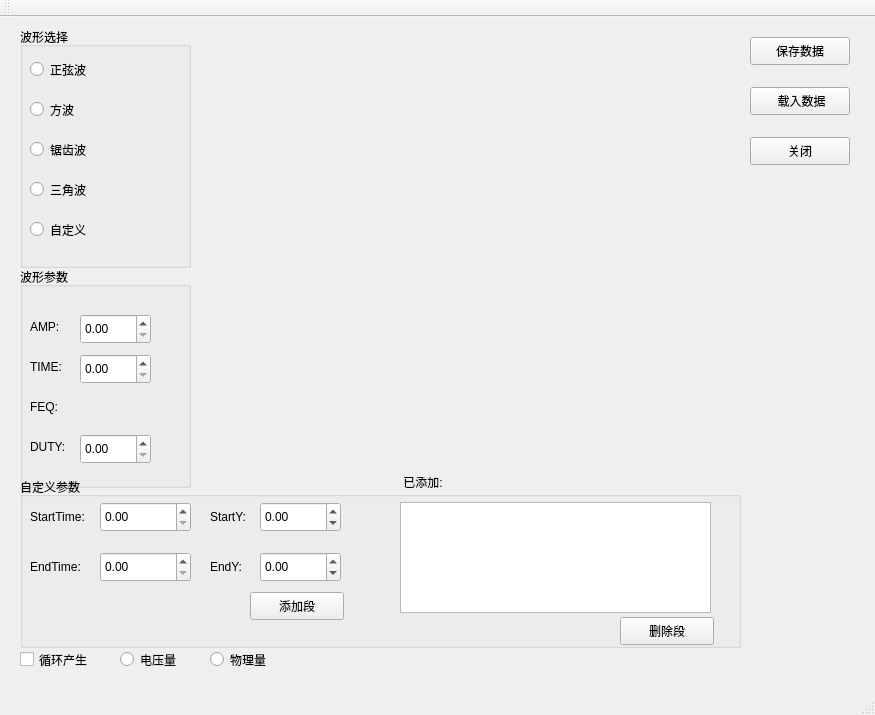
Qt form mwgenwdata.ui (CarnationTL/GenWData) before a commit.
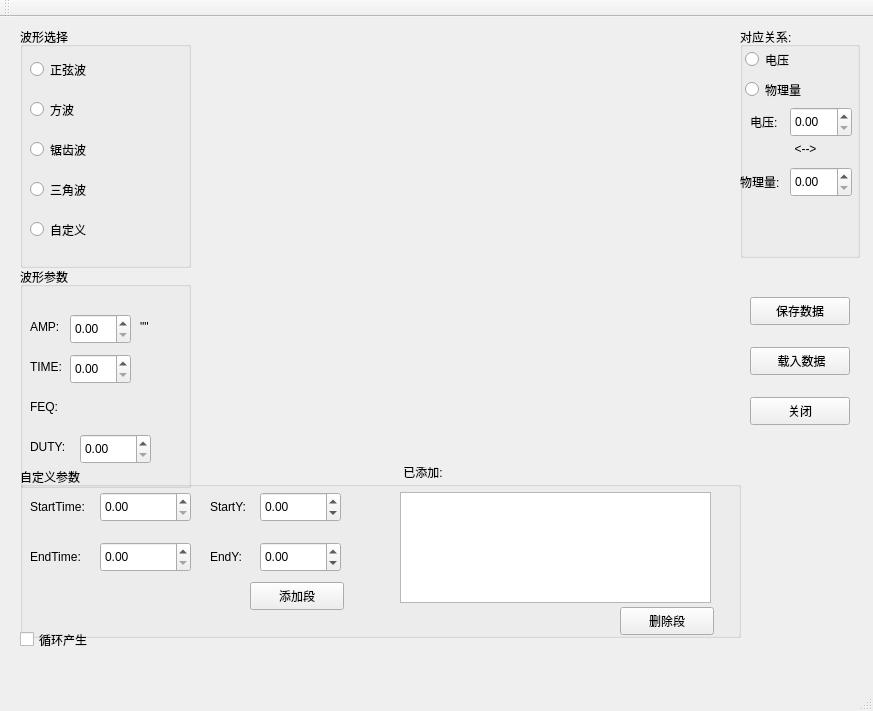
The same form after that commit. Custom widgets are drawn as their Qt base class.

Patch:
```diff
--- a/mwgenwdata.ui
+++ b/mwgenwdata.ui
@@ -6,8 +6,8 @@
    <rect>
     <x>0</x>
     <y>0</y>
-    <width>875</width>
-    <height>715</height>
+    <width>873</width>
+    <height>711</height>
    </rect>
   </property>
   <property name="windowTitle">
@@ -142,9 +142,9 @@
     <widget class="QDoubleSpinBox" name="sbAMP">
      <property name="geometry">
       <rect>
-       <x>60</x>
+       <x>50</x>
        <y>47</y>
-       <width>71</width>
+       <width>61</width>
        <height>30</height>
       </rect>
      </property>
@@ -207,9 +207,9 @@
     <widget class="QDoubleSpinBox" name="sbTIME">
      <property name="geometry">
       <rect>
-       <x>60</x>
+       <x>50</x>
        <y>87</y>
-       <width>71</width>
+       <width>61</width>
        <height>30</height>
       </rect>
      </property>
@@ -217,12 +217,25 @@
       <double>65536.000000000000000</double>
      </property>
     </widget>
+    <widget class="QLabel" name="lbamp_end">
+     <property name="geometry">
+      <rect>
+       <x>120</x>
+       <y>50</y>
+       <width>41</width>
+       <height>20</height>
+      </rect>
+     </property>
+     <property name="text">
+      <string>&quot;&quot;</string>
+     </property>
+    </widget>
    </widget>
    <widget class="QPushButton" name="btnGenWData">
     <property name="geometry">
      <rect>
       <x>750</x>
-      <y>20</y>
+      <y>280</y>
       <width>100</width>
       <height>28</height>
      </rect>
@@ -235,7 +248,7 @@
     <property name="geometry">
      <rect>
       <x>750</x>
-      <y>120</y>
+      <y>380</y>
       <width>100</width>
       <height>28</height>
      </rect>
@@ -248,7 +261,7 @@
     <property name="geometry">
      <rect>
       <x>750</x>
-      <y>70</y>
+      <y>330</y>
       <width>100</width>
       <height>28</height>
      </rect>
@@ -261,7 +274,7 @@
     <property name="geometry">
      <rect>
       <x>20</x>
-      <y>460</y>
+      <y>450</y>
       <width>721</width>
       <height>171</height>
      </rect>
@@ -433,7 +446,7 @@
     <property name="geometry">
      <rect>
       <x>20</x>
-      <y>630</y>
+      <y>610</y>
       <width>97</width>
       <height>25</height>
      </rect>
@@ -445,28 +458,93 @@
      <string>循环产生</string>
     </property>
    </widget>
-   <widget class="QRadioButton" name="rbv">
+   <widget class="QDoubleSpinBox" name="spVoltage">
     <property name="geometry">
      <rect>
-      <x>120</x>
-      <y>630</y>
-      <width>113</width>
+      <x>790</x>
+      <y>90</y>
+      <width>62</width>
+      <height>30</height>
+     </rect>
+    </property>
+   </widget>
+   <widget class="QLabel" name="lbvoltage">
+    <property name="geometry">
+     <rect>
+      <x>750</x>
+      <y>95</y>
+      <width>41</width>
+      <height>20</height>
+     </rect>
+    </property>
+    <property name="text">
+     <string>电压:</string>
+    </property>
+   </widget>
+   <widget class="QLabel" name="lbcon">
+    <property name="geometry">
+     <rect>
+      <x>790</x>
+      <y>125</y>
+      <width>31</width>
+      <height>20</height>
+     </rect>
+    </property>
+    <property name="text">
+     <string> &lt;--&gt;</string>
+    </property>
+    <property name="alignment">
+     <set>Qt::AlignHCenter|Qt::AlignTop</set>
+    </property>
+    <property name="wordWrap">
+     <bool>true</bool>
+    </property>
+   </widget>
+   <widget class="QLabel" name="lbphy">
+    <property name="geometry">
+     <rect>
+      <x>740</x>
+      <y>155</y>
+      <width>51</width>
+      <height>20</height>
+     </rect>
+    </property>
+    <property name="text">
+     <string>物理量:</string>
+    </property>
+   </widget>
+   <widget class="QDoubleSpinBox" name="spphysic">
+    <property name="geometry">
+     <rect>
+      <x>790</x>
+      <y>150</y>
+      <width>62</width>
+      <height>30</height>
+     </rect>
+    </property>
+   </widget>
+   <widget class="QRadioButton" name="rbvoltage">
+    <property name="geometry">
+     <rect>
+      <x>745</x>
+      <y>30</y>
+      <width>71</width>
       <height>25</height>
      </rect>
     </property>
     <property name="text">
-     <string>电压量</string>
+     <string>电压</string>
     </property>
     <attribute name="buttonGroup">
-     <string notr="true">buttonGroup</string>
+     <string notr="true">buttonGroup_2</string>
     </attribute>
    </widget>
-   <widget class="QRadioButton" name="rbp">
+   <widget class="QRadioButton" name="rbphy">
     <property name="geometry">
      <rect>
-      <x>210</x>
-      <y>630</y>
-      <width>113</width>
+      <x>745</x>
+      <y>60</y>
+      <width>81</width>
       <height>25</height>
      </rect>
     </property>
@@ -474,9 +552,23 @@
      <string>物理量</string>
     </property>
     <attribute name="buttonGroup">
-     <string notr="true">buttonGroup</string>
+     <string notr="true">buttonGroup_2</string>
     </attribute>
    </widget>
+   <widget class="QGroupBox" name="groupBox_2">
+    <property name="geometry">
+     <rect>
+      <x>740</x>
+      <y>10</y>
+      <width>120</width>
+      <height>231</height>
+     </rect>
+    </property>
+    <property name="title">
+     <string>对应关系:</string>
+    </property>
+   </widget>
+   <zorder>groupBox_2</zorder>
    <zorder>gbPara</zorder>
    <zorder>gbWave</zorder>
    <zorder>qwtPlot</zorder>
@@ -485,15 +577,20 @@
    <zorder>btnLoad</zorder>
    <zorder>groupBox</zorder>
    <zorder>ckbloop</zorder>
-   <zorder>rbv</zorder>
-   <zorder>rbp</zorder>
+   <zorder>spVoltage</zorder>
+   <zorder>lbvoltage</zorder>
+   <zorder>lbcon</zorder>
+   <zorder>lbphy</zorder>
+   <zorder>spphysic</zorder>
+   <zorder>rbvoltage</zorder>
+   <zorder>rbphy</zorder>
   </widget>
   <widget class="QMenuBar" name="menuBar">
    <property name="geometry">
     <rect>
      <x>0</x>
      <y>0</y>
-     <width>875</width>
+     <width>873</width>
      <height>28</height>
     </rect>
    </property>
```
Left out of the diff: 2 changed lines with no effect on the pictures.
